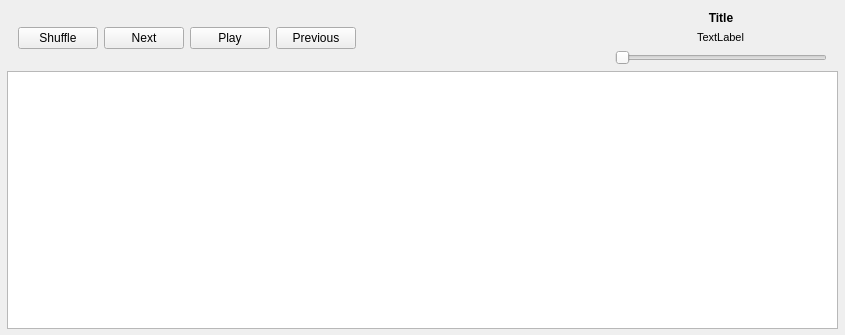
First picture: the form in mainwindow.ui, repository shrayas/playa, before the edit.
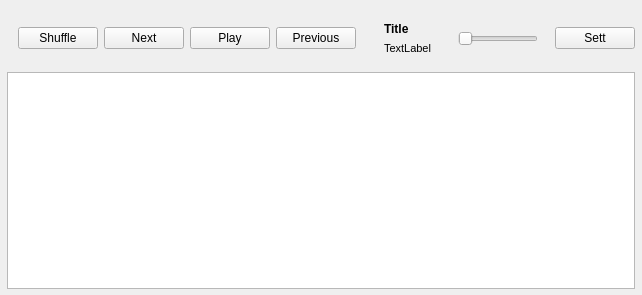
Second picture: the form after the edit.

The edit to the form file:
```diff
--- a/mainwindow.ui
+++ b/mainwindow.ui
@@ -6,8 +6,8 @@
    <rect>
     <x>0</x>
     <y>0</y>
-    <width>845</width>
-    <height>335</height>
+    <width>642</width>
+    <height>295</height>
    </rect>
   </property>
   <property name="sizePolicy">
@@ -42,7 +42,7 @@
     <property name="bottomMargin">
      <number>6</number>
     </property>
-    <item row="1" column="0">
+    <item row="2" column="0">
      <widget class="QTableWidget" name="media_item_tableWidget">
       <property name="sizePolicy">
        <sizepolicy hsizetype="Expanding" vsizetype="Expanding">
@@ -188,48 +188,26 @@
         </widget>
        </item>
        <item>
-        <spacer name="horizontalSpacer">
-         <property name="orientation">
-          <enum>Qt::Horizontal</enum>
-         </property>
-         <property name="sizeType">
-          <enum>QSizePolicy::Expanding</enum>
-         </property>
-         <property name="sizeHint" stdset="0">
-          <size>
-           <width>50</width>
-           <height>20</height>
-          </size>
-         </property>
-        </spacer>
-       </item>
-       <item>
-        <widget class="QWidget" name="widget" native="true">
+        <widget class="QWidget" name="track_data_widget" native="true">
          <property name="sizePolicy">
-          <sizepolicy hsizetype="Preferred" vsizetype="Preferred">
+          <sizepolicy hsizetype="Expanding" vsizetype="Preferred">
            <horstretch>0</horstretch>
            <verstretch>0</verstretch>
           </sizepolicy>
          </property>
+         <property name="minimumSize">
+          <size>
+           <width>0</width>
+           <height>0</height>
+          </size>
+         </property>
          <property name="maximumSize">
           <size>
-           <width>500</width>
+           <width>16777215</width>
            <height>16777215</height>
           </size>
          </property>
-         <property name="styleSheet">
-          <string notr="true"/>
-         </property>
-         <layout class="QVBoxLayout" name="verticalLayout">
-          <property name="leftMargin">
-           <number>9</number>
-          </property>
-          <property name="topMargin">
-           <number>0</number>
-          </property>
-          <property name="bottomMargin">
-           <number>0</number>
-          </property>
+         <layout class="QVBoxLayout" name="verticalLayout_2">
           <item>
            <widget class="QLabel" name="title_lbl">
             <property name="font">
@@ -245,11 +223,11 @@
              <string>Title</string>
             </property>
             <property name="alignment">
-             <set>Qt::AlignCenter</set>
+             <set>Qt::AlignLeading|Qt::AlignLeft|Qt::AlignVCenter</set>
             </property>
            </widget>
           </item>
-          <item alignment="Qt::AlignHCenter">
+          <item>
            <widget class="QLabel" name="artist_lbl">
             <property name="font">
              <font>
@@ -264,6 +242,36 @@
             </property>
            </widget>
           </item>
+         </layout>
+        </widget>
+       </item>
+       <item>
+        <widget class="QWidget" name="slider_widget" native="true">
+         <property name="sizePolicy">
+          <sizepolicy hsizetype="Expanding" vsizetype="Preferred">
+           <horstretch>0</horstretch>
+           <verstretch>0</verstretch>
+          </sizepolicy>
+         </property>
+         <property name="maximumSize">
+          <size>
+           <width>16777215</width>
+           <height>16777215</height>
+          </size>
+         </property>
+         <property name="styleSheet">
+          <string notr="true"/>
+         </property>
+         <layout class="QVBoxLayout" name="verticalLayout">
+          <property name="leftMargin">
+           <number>9</number>
+          </property>
+          <property name="topMargin">
+           <number>0</number>
+          </property>
+          <property name="bottomMargin">
+           <number>0</number>
+          </property>
           <item>
            <widget class="QSlider" name="time_slider">
             <property name="maximum">
@@ -283,6 +291,13 @@
          </layout>
         </widget>
        </item>
+       <item alignment="Qt::AlignRight">
+        <widget class="QPushButton" name="settings_bt">
+         <property name="text">
+          <string>Sett</string>
+         </property>
+        </widget>
+       </item>
       </layout>
      </widget>
     </item>
```
Left out of the diff: 4 changed lines with no effect on the pictures.
